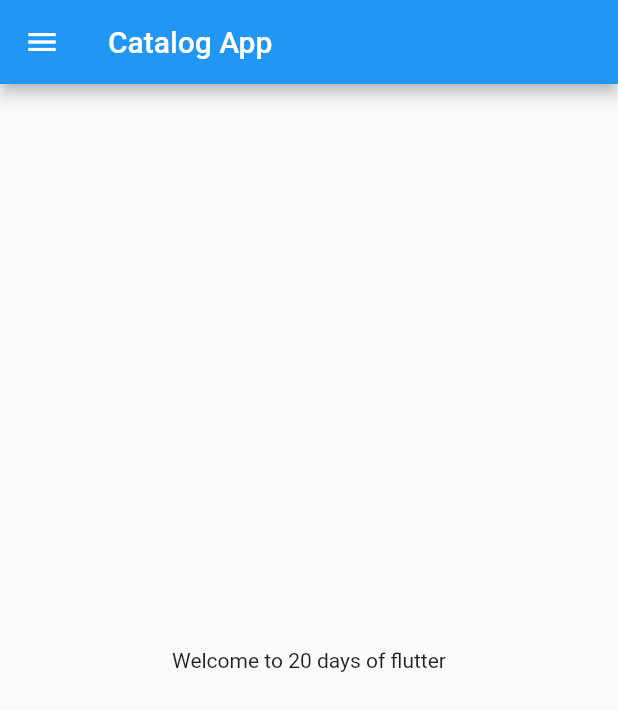
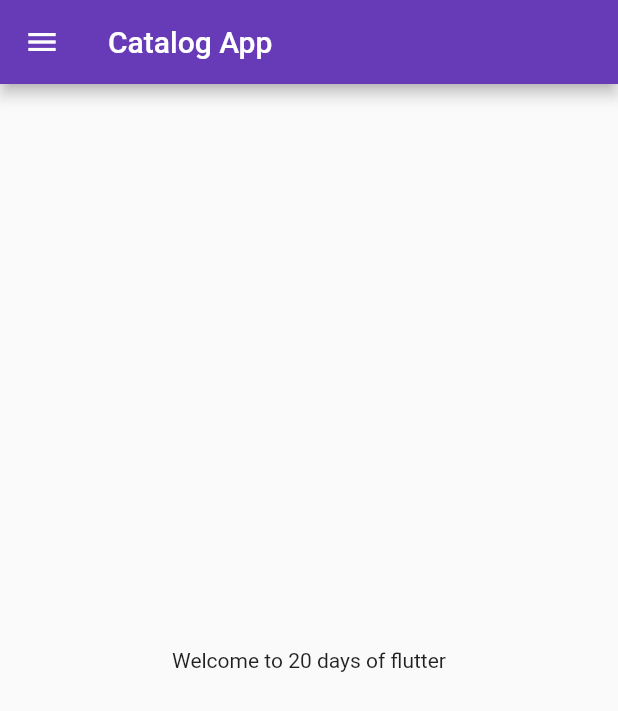
Before and after one commit to jenishkhunt01/flutter_application_1, a Flutter app: the screen it shows after launch, on a phone screen of 412 x 824 dp. Shown: the top 711 px of the screen. Run offline on Flutter 3.47's test engine with Material 2 defaults, Android fonts, the phone set to English and light mode, and no system bars.

Commit message:
day3 completed

```diff
--- a/lib/main.dart
+++ b/lib/main.dart
@@ -1,5 +1,6 @@
 import 'package:flutter/material.dart';
-import 'package:flutter_application_1/home_page.dart';
+import 'package:flutter_application_1/pages/home_page.dart';
+import 'package:flutter_application_1/pages/login_page.dart';
 
 void main() {
   runApp(MyApp());
@@ -10,6 +11,19 @@ class MyApp extends StatelessWidget {
 
   @override
   Widget build(BuildContext context) {
-    return MaterialApp(home: HomePage());
+    return MaterialApp(
+      // home: HomePage(),
+      themeMode: ThemeMode.light,
+      theme: ThemeData(primarySwatch: Colors.deepPurple),
+      darkTheme: ThemeData(
+        brightness: Brightness.dark,
+      ),
+      initialRoute: "/home",
+      routes: {
+        "/": (Context) => LoginPage(),
+        "/home": (Context) => HomePage(),
+        "/login": (Context) => LoginPage(),
+      },
+    );
   }
 }
--- a/lib/home_page.dart
+++ b/lib/pages/home_page.dart
@@ -6,7 +6,7 @@ class HomePage extends StatelessWidget {
   Widget build(BuildContext context) {
     return Scaffold(
       appBar: AppBar(
-        title: Text("Catalog App"),
+        title: const Text("Catalog App"),
       ),
       body: Center(
         child: Container(
```
Also changed, not shown: lib/pages/login_page.dart (added, +18 -0 lines).
